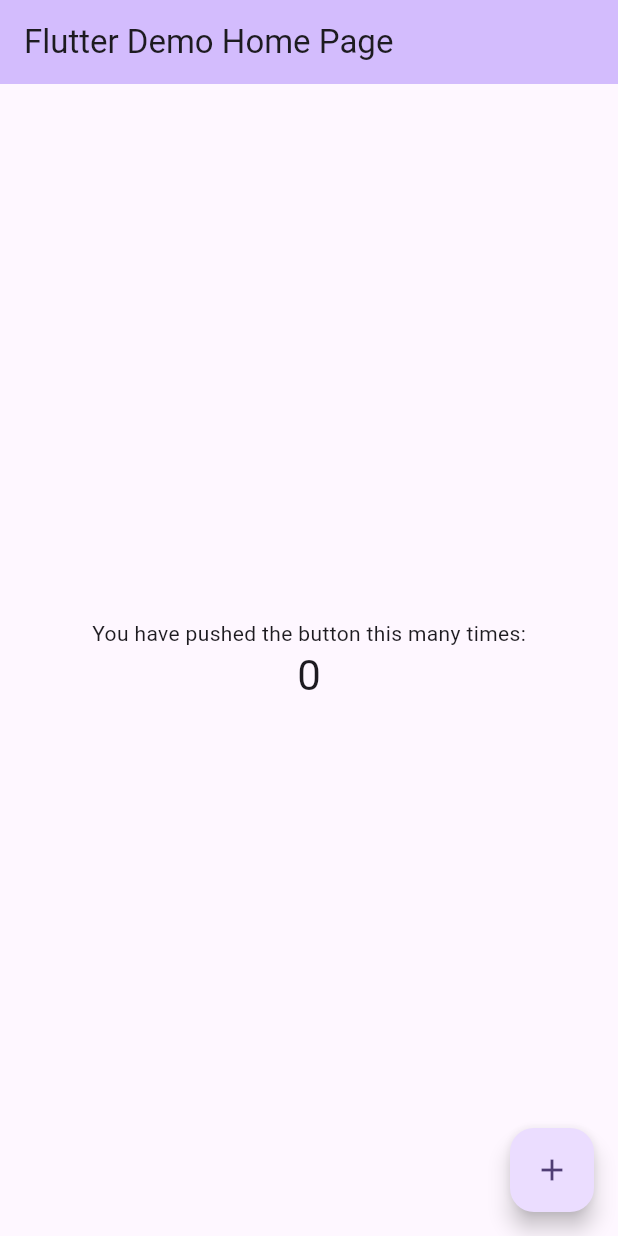
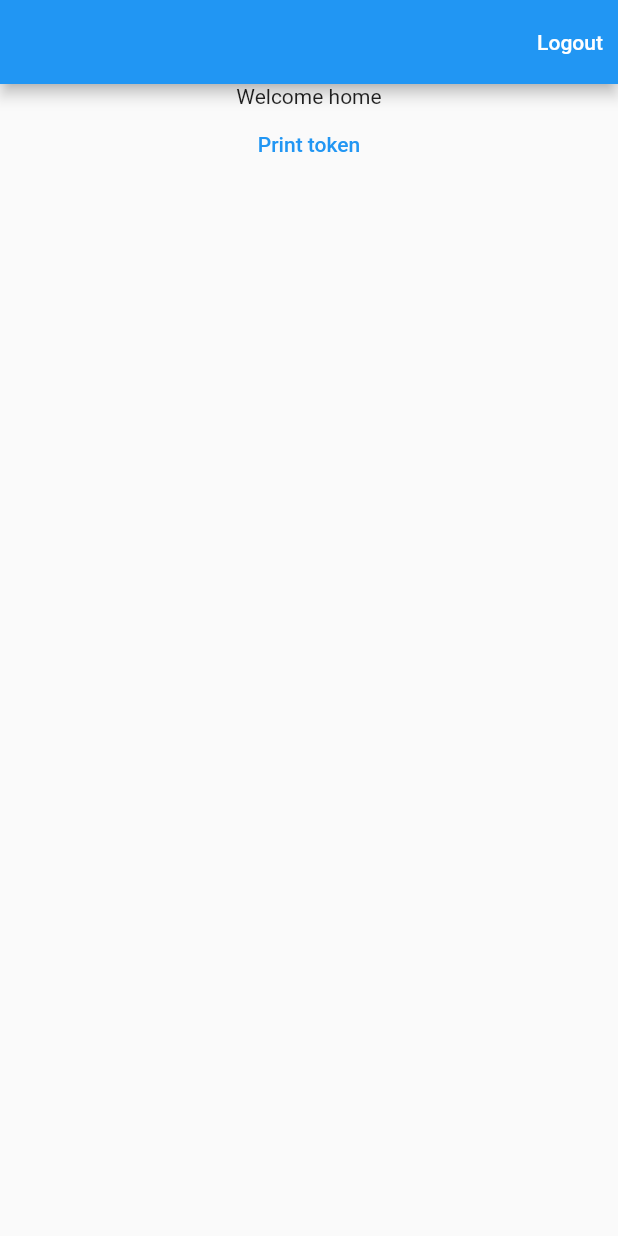
Before and after one commit to khamlarPMC/Flutter_Application_School, a Flutter app: the screen it shows after launch, on a phone screen of 412 x 824 dp. Run offline on Flutter 3.47's test engine with Material 2 defaults, Android fonts, the light colour scheme and no system bars; our stand-ins replace get, shared_preferences.

Commit message:
add project

```diff
--- a/app_system/lib/main.dart
+++ b/app_system/lib/main.dart
@@ -1,4 +1,6 @@
+import 'package:app_system/pages/home.dart';
 import 'package:flutter/material.dart';
+import 'package:get/get_navigation/src/root/get_material_app.dart';
 
 void main() {
   runApp(MyApp());
@@ -9,63 +11,10 @@ class MyApp extends StatelessWidget {
 
   @override
   Widget build(BuildContext context) {
-    return MaterialApp(
-      title: 'Flutter Demo',
-      theme: ThemeData(
-        colorScheme: ColorScheme.fromSeed(seedColor: Colors.deepPurple),
-        useMaterial3: true,
-      ),
-      home: const MyHomePage(title: 'Flutter Demo Home Page'),
+    return GetMaterialApp(
+      title: 'Your App',
+      home: HomeScreen(),
+      // Add any other necessary configuration options
     );
   }
 }
-
-class MyHomePage extends StatefulWidget {
-  const MyHomePage({super.key, required this.title});
-
-  final String title;
-
-  @override
-  State<MyHomePage> createState() => _MyHomePageState();
-}
-
-class _MyHomePageState extends State<MyHomePage> {
-  int _counter = 0;
-
-  void _incrementCounter() {
-    setState(() {
-      _counter++;
-    });
-  }
-
-  @override
-  Widget build(BuildContext context) {
-
-    return Scaffold(
-      appBar: AppBar(
-
-        backgroundColor: Theme.of(context).colorScheme.inversePrimary,
-        title: Text(widget.title),
-      ),
-      body: Center(
-        child: Column(
-          mainAxisAlignment: MainAxisAlignment.center,
-          children: <Widget>[
-            const Text(
-              'You have pushed the button this many times:',
-            ),
-            Text(
-              '$_counter',
-              style: Theme.of(context).textTheme.headlineMedium,
-            ),
-          ],
-        ),
-      ),
-      floatingActionButton: FloatingActionButton(
-        onPressed: _incrementCounter,
-        tooltip: 'Increment',
-        child: const Icon(Icons.add),
-      ),
-    );
-  }
-}
--- /dev/null
+++ b/app_system/lib/pages/home.dart
@@ -0,0 +1,50 @@
+import 'package:app_system/pages/auth/auth_page.dart';
+import 'package:flutter/foundation.dart';
+import 'package:flutter/material.dart';
+import 'package:get/get.dart';
+import 'package:shared_preferences/shared_preferences.dart';
+
+class HomeScreen extends StatelessWidget {
+  final Future<SharedPreferences> _prefs = SharedPreferences.getInstance();
+
+  HomeScreen({super.key});
+
+  @override
+  Widget build(BuildContext context) {
+    return Scaffold(
+      appBar: AppBar(
+        actions: [
+          TextButton(
+            onPressed: () async {
+              final SharedPreferences prefs = await _prefs;
+              prefs.clear();
+              Get.offAll(const AuthPage());
+            },
+            child: const Text(
+              'Logout',
+              style: TextStyle(
+                color: Colors.white,
+              ),
+            ),
+          )
+        ],
+      ),
+      body: Center(
+        child: Column(
+          children: [
+            const Text('Welcome home'),
+            TextButton(
+              onPressed: () async {
+                final SharedPreferences prefs = await _prefs;
+                if (kDebugMode) {
+                  print(prefs.getString('token'));
+                }
+              },
+              child: const Text('Print token'),
+            ),
+          ],
+        ),
+      ),
+    );
+  }
+}
```
Also changed, not shown: app_system/lib/controllers/login_controller.dart (added, +61 -0 lines), app_system/lib/controllers/registeration_controller.dart (added, +69 -0 lines), app_system/lib/pages/auth/auth_page.dart (added, +141 -0 lines), app_system/lib/pages/auth/widgets/input_fields.dart (added, +35 -0 lines), app_system/lib/pages/auth/widgets/submit_button.dart (added, +52 -0 lines), app_system/lib/utils/api_endpoints.dart (added, +9 -0 lines), app_system/pubspec.yaml (+4 -70 lines), app_system/pubspec.lock, 1 other file.
